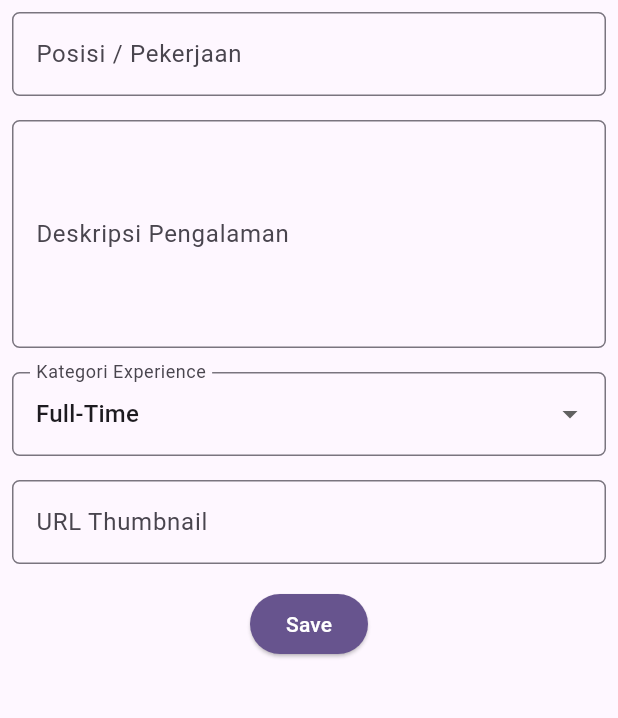
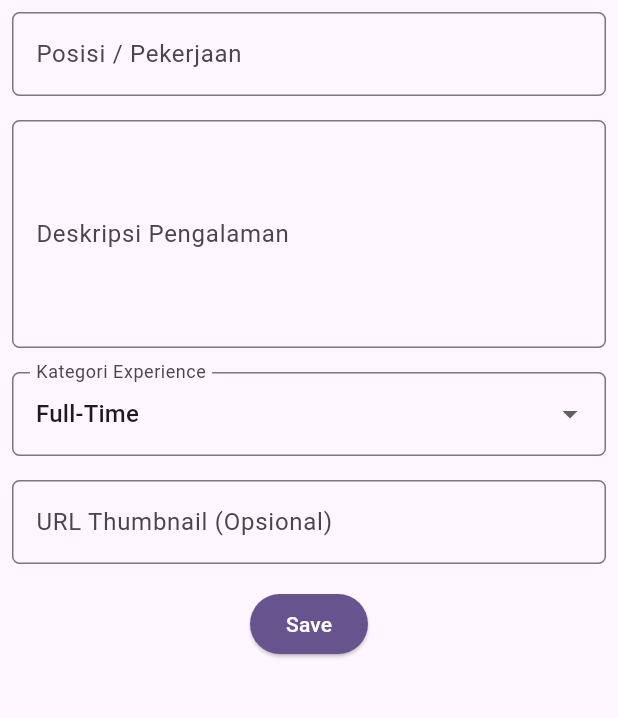
Before and after one commit to Otsukaax/myportofolio_mobile, a Flutter app: the screen it shows after launch, in the side drawer, after a tap on "Add Experience", on a phone screen of 412 x 824 dp, the part 84-802 px from its top. Run offline on Flutter 3.47's test engine with Material 3 defaults, Android fonts, the phone set to English and light mode, and no system bars; our stand-ins replace material_ui.

Commit message:
style(form): align ExperienceFormPage hints and labels with Django form

```diff
--- a/lib/screens/experience_form.dart
+++ b/lib/screens/experience_form.dart
@@ -73,7 +73,7 @@ class _ExperienceFormPageState extends State<ExperienceFormPage> {
                 child: TextFormField(
                   maxLines: 5,
                   decoration: InputDecoration(
-                    hintText: "Deskripsi Pengalaman",
+                    hintText: "Mengerjakan fitur X...",
                     labelText: "Deskripsi Pengalaman",
                     border: OutlineInputBorder(
                       borderRadius: BorderRadius.circular(5.0),
@@ -121,8 +121,8 @@ class _ExperienceFormPageState extends State<ExperienceFormPage> {
                 padding: const EdgeInsets.all(8.0),
                 child: TextFormField(
                   decoration: InputDecoration(
-                    hintText: "URL Thumbnail (opsional)",
-                    labelText: "URL Thumbnail",
+                    hintText: "https://example.com/image.png",
+                    labelText: "URL Thumbnail (Opsional)",
                     border: OutlineInputBorder(
                       borderRadius: BorderRadius.circular(5.0),
                     ),
```
